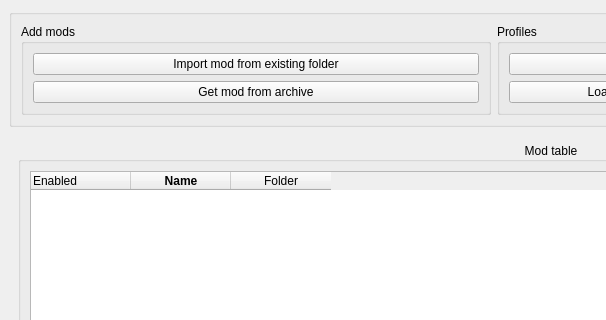
Before: the Qt Designer form ui/modbuddy.ui in OlavStornes/ModBuddy, drawn with Qt 5; both pictures show x 0 to 606 and y 0 to 320 of the 1463 by 809 pixel window.
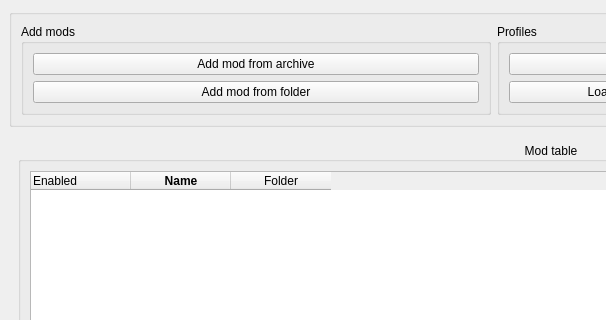
After: the same form once the commit is applied.

Commit message: Improve language on importing mods

```diff
--- a/ui/modbuddy.ui
+++ b/ui/modbuddy.ui
@@ -28,16 +28,16 @@
          </property>
          <layout class="QVBoxLayout" name="verticalLayout_3">
           <item>
-           <widget class="QPushButton" name="new_mod_button">
+           <widget class="QPushButton" name="new_mod_archived_button">
             <property name="text">
-             <string>Import mod from existing folder</string>
+             <string>Add mod from archive</string>
             </property>
            </widget>
           </item>
           <item>
-           <widget class="QPushButton" name="new_mod_archived_button">
+           <widget class="QPushButton" name="new_mod_button">
             <property name="text">
-             <string>Get mod from archive</string>
+             <string>Add mod from folder</string>
             </property>
            </widget>
           </item>
```
